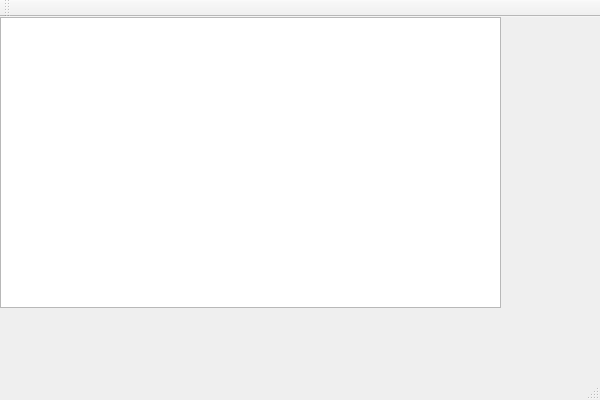
Old version of the form teQuilla/mainwindow.ui in the repository zhmu/tortilla.
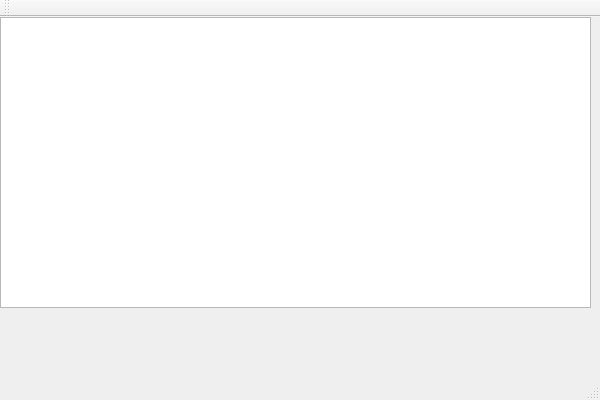
New version of the form.

Diff of the .ui file:
```diff
--- a/teQuilla/mainwindow.ui
+++ b/teQuilla/mainwindow.ui
@@ -19,7 +19,7 @@
      <rect>
       <x>0</x>
       <y>0</y>
-      <width>501</width>
+      <width>591</width>
       <height>291</height>
      </rect>
     </property>
```
